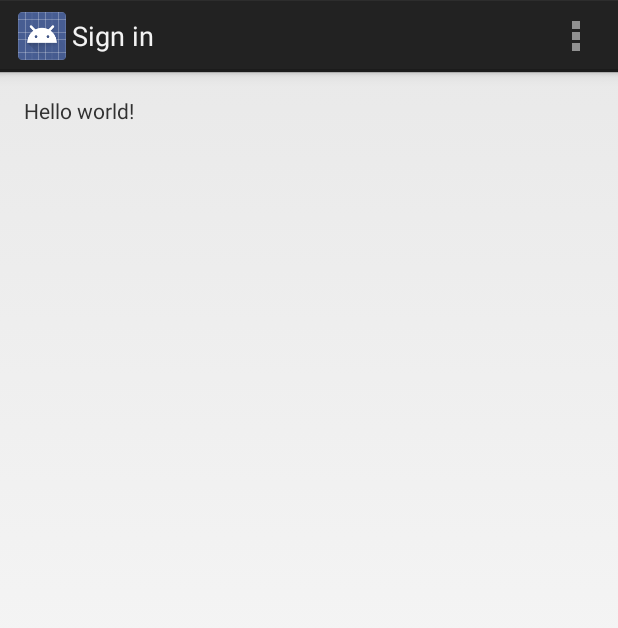
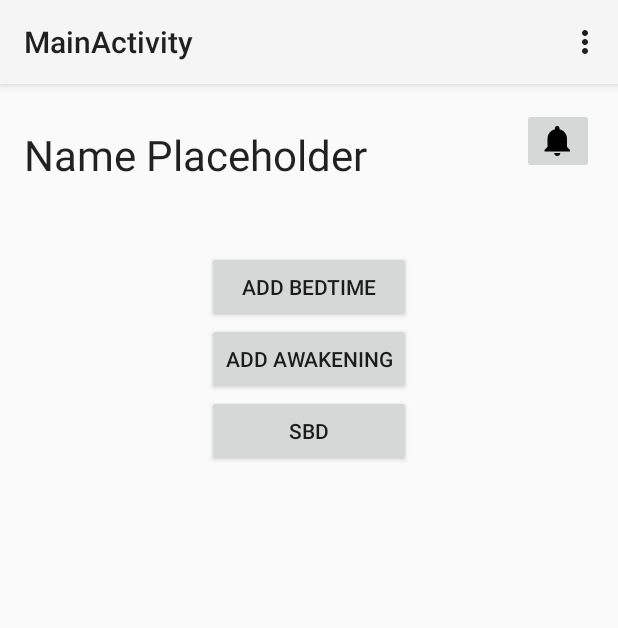
Before and after one commit to Slightly-Crazy/AndroidDsMedicalCare, an Android app: the MainActivity screen opened directly, with no data from a screen before it, on a phone screen of 412 x 824 dp. Shown: the top 628 px of the screen. Run offline under Robolectric (Android 15) with nearby library versions, the light colour scheme and no system bars.

Commit message:
Add Menu Page

```diff
--- a/androiddsmedicalcare/src/main/AndroidManifest.xml
+++ b/androiddsmedicalcare/src/main/AndroidManifest.xml
@@ -17,13 +17,13 @@
             android:label="@string/app_name" >
             <intent-filter>
                 <action android:name="android.intent.action.MAIN" />
+
                 <category android:name="android.intent.category.LAUNCHER" />
             </intent-filter>
         </activity>
         <activity
             android:name=".MainActivity"
-            android:label="@string/title_activity_login"
-            android:windowSoftInputMode="adjustResize|stateVisible" >
+            android:label="@string/title_activity_main" >
         </activity>
     </application>
 
--- a/androiddsmedicalcare/src/main/java/ca/hackathon/androiddsmedicalcare/MainActivity.java
+++ b/androiddsmedicalcare/src/main/java/ca/hackathon/androiddsmedicalcare/MainActivity.java
@@ -1,17 +1,28 @@
 package ca.hackathon.androiddsmedicalcare;
 
-import android.app.Activity;
+import android.support.v7.app.ActionBarActivity;
+import android.support.v7.app.ActionBar;
+import android.support.v4.app.Fragment;
 import android.os.Bundle;
+import android.view.LayoutInflater;
 import android.view.Menu;
 import android.view.MenuItem;
+import android.view.View;
+import android.view.ViewGroup;
+import android.os.Build;
 
 
-public class MainActivity extends Activity {
+public class MainActivity extends ActionBarActivity {
 
     @Override
     protected void onCreate(Bundle savedInstanceState) {
         super.onCreate(savedInstanceState);
         setContentView(R.layout.activity_main);
+        if (savedInstanceState == null) {
+            getSupportFragmentManager().beginTransaction()
+                    .add(R.id.container, new PlaceholderFragment())
+                    .commit();
+        }
     }
 
 
@@ -36,4 +47,20 @@ public class MainActivity extends Activity {
 
         return super.onOptionsItemSelected(item);
     }
+
+    /**
+     * A placeholder fragment containing a simple view.
+     */
+    public static class PlaceholderFragment extends Fragment {
+
+        public PlaceholderFragment() {
+        }
+
+        @Override
+        public View onCreateView(LayoutInflater inflater, ViewGroup container,
+                                 Bundle savedInstanceState) {
+            View rootView = inflater.inflate(R.layout.fragment_main, container, false);
+            return rootView;
+        }
+    }
 }
--- a/androiddsmedicalcare/src/main/res/layout/activity_main.xml
+++ b/androiddsmedicalcare/src/main/res/layout/activity_main.xml
@@ -1,16 +1,7 @@
-<RelativeLayout xmlns:android="http://schemas.android.com/apk/res/android"
-                xmlns:tools="http://schemas.android.com/tools"
-                android:layout_width="match_parent"
-                android:layout_height="match_parent"
-                android:paddingLeft="@dimen/activity_horizontal_margin"
-                android:paddingRight="@dimen/activity_horizontal_margin"
-                android:paddingTop="@dimen/activity_vertical_margin"
-                android:paddingBottom="@dimen/activity_vertical_margin"
-                tools:context=".MainActivity">
-
-    <TextView
-            android:text="@string/hello_world"
-            android:layout_width="wrap_content"
-            android:layout_height="wrap_content"/>
-
-</RelativeLayout>
+<FrameLayout xmlns:android="http://schemas.android.com/apk/res/android"
+             xmlns:tools="http://schemas.android.com/tools"
+             android:id="@+id/container"
+             android:layout_width="match_parent"
+             android:layout_height="match_parent"
+             tools:context="ca.hackathon.androiddsmedicalcare.MainActivity"
+             tools:ignore="MergeRootFrame"/>
--- /dev/null
+++ b/androiddsmedicalcare/src/main/res/layout/fragment_main.xml
@@ -0,0 +1,47 @@
+<RelativeLayout xmlns:android="http://schemas.android.com/apk/res/android"
+                xmlns:tools="http://schemas.android.com/tools"
+                android:layout_width="match_parent"
+                android:layout_height="match_parent"
+                android:paddingLeft="@dimen/activity_horizontal_margin"
+                android:paddingRight="@dimen/activity_horizontal_margin"
+                android:paddingTop="@dimen/activity_vertical_margin"
+                android:paddingBottom="@dimen/activity_vertical_margin"
+                tools:context="ca.hackathon.androiddsmedicalcare.MainActivity$PlaceholderFragment">
+
+    <TextView
+            android:layout_width="wrap_content"
+            android:layout_height="wrap_content"
+            android:textAppearance="?android:attr/textAppearanceLarge"
+            android:text="Name Placeholder"
+            android:id="@+id/childNameView" android:layout_alignParentTop="true" android:layout_alignParentLeft="true"
+            android:layout_alignParentStart="true"
+            android:layout_alignBottom="@+id/imageButton" android:textSize="28dp"
+            android:layout_toLeftOf="@+id/imageButton" android:layout_toStartOf="@+id/imageButton"
+            android:textAlignment="inherit" android:paddingTop="12dp"/>
+    <ImageButton
+            android:layout_width="wrap_content"
+            android:layout_height="wrap_content"
+            android:id="@+id/imageButton" android:layout_alignParentTop="true"
+            android:layout_alignParentRight="true"
+            android:layout_alignParentEnd="true" android:src="@mipmap/ic_notifications_black_24dp"/>
+    <Button
+            android:layout_width="wrap_content"
+            android:layout_height="wrap_content"
+            android:text="Add Bedtime"
+            android:id="@+id/bedButton" android:layout_below="@+id/childNameView"
+            android:layout_marginTop="51dp" android:layout_alignRight="@+id/awakeningButton"
+            android:layout_alignEnd="@+id/awakeningButton" android:layout_alignLeft="@+id/awakeningButton"
+            android:layout_alignStart="@+id/awakeningButton"/>
+    <Button
+            android:layout_width="wrap_content"
+            android:layout_height="wrap_content"
+            android:text="Add Awakening"
+            android:id="@+id/awakeningButton" android:layout_below="@+id/bedButton" android:layout_centerHorizontal="true"/>
+    <Button
+            android:layout_width="wrap_content"
+            android:layout_height="wrap_content"
+            android:text="SBD"
+            android:id="@+id/sbdButton" android:layout_below="@+id/awakeningButton"
+            android:layout_alignRight="@+id/awakeningButton" android:layout_alignEnd="@+id/awakeningButton"
+            android:layout_alignLeft="@+id/bedButton" android:layout_alignStart="@+id/bedButton"/>
+</RelativeLayout>
--- a/androiddsmedicalcare/src/main/res/menu/menu_main.xml
+++ b/androiddsmedicalcare/src/main/res/menu/menu_main.xml
@@ -1,8 +1,9 @@
 <menu xmlns:android="http://schemas.android.com/apk/res/android"
+      xmlns:app="http://schemas.android.com/apk/res-auto"
       xmlns:tools="http://schemas.android.com/tools"
-      tools:context=".MainActivity">
+      tools:context="ca.hackathon.androiddsmedicalcare.MainActivity">
     <item android:id="@+id/action_settings"
           android:title="@string/action_settings"
           android:orderInCategory="100"
-          android:showAsAction="never"/>
+          app:showAsAction="never"/>
 </menu>
--- a/androiddsmedicalcare/src/main/res/values/strings.xml
+++ b/androiddsmedicalcare/src/main/res/values/strings.xml
@@ -3,4 +3,8 @@
 
     <string name="hello_world">Hello world!</string>
     <string name="action_settings">Settings</string>
+    <string name="title_activity_main">MainActivity</string>
+
+<!-- TODO: Remove or change this placeholder text -->
+    <string name="hello_blank_fragment">Hello blank fragment</string>
 </resources>
--- a/androiddsmedicalcare/src/main/res/values/styles.xml
+++ b/androiddsmedicalcare/src/main/res/values/styles.xml
@@ -1,7 +1,7 @@
 <resources>
 
     <!-- Base application theme. -->
-    <style name="AppTheme" parent="android:Theme.Holo.Light.DarkActionBar">
+    <style name="AppTheme" parent="@style/Theme.AppCompat.Light">
         <!-- Customize your theme here. -->
     </style>
 
```
Also changed, not shown: androiddsmedicalcare/src/main/res/mipmap-hdpi/ic_notifications_black_24dp.png (added), androiddsmedicalcare/src/main/res/mipmap-hdpi/ic_notifications_black_48dp.png (added), androiddsmedicalcare/src/main/res/mipmap-mdpi/ic_notifications_black_24dp.png (added), androiddsmedicalcare/src/main/res/mipmap-mdpi/ic_notifications_black_48dp.png (added), androiddsmedicalcare/src/main/res/mipmap-xhdpi/ic_notifications_black_24dp.png (added), androiddsmedicalcare/src/main/res/mipmap-xhdpi/ic_notifications_black_48dp.png (added), androiddsmedicalcare/src/main/res/mipmap-xxhdpi/ic_notifications_black_24dp.png (added), androiddsmedicalcare/src/main/res/mipmap-xxhdpi/ic_notifications_black_48dp.png (added).
